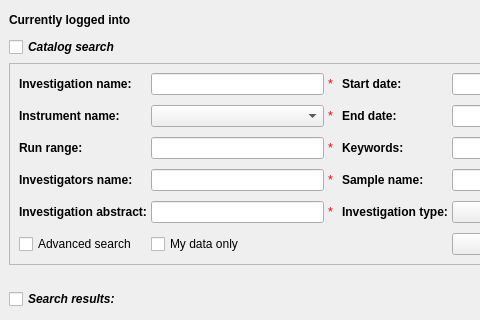
Above: Code/Mantid/MantidQt/MantidWidgets/inc/MantidQtMantidWidgets/ICatSearch2.ui from mantidproject/mantid before the change; both pictures show x 0 to 480 and y 0 to 320 of the 681 by 945 pixel window. Below: the same form after it.
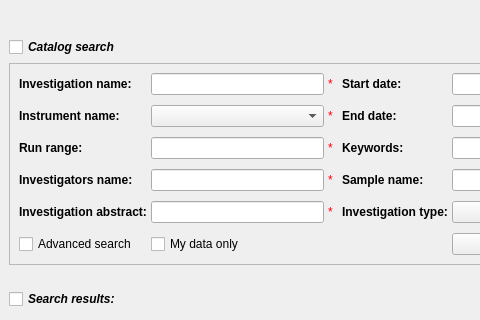
That is the form after the change.

Commit message:
Added validation to GUI. Refs #7637.
- Removed useless label from GUI.
- Added relevant label to inform user of the catalog they're logged into. The label is also used for error message if they are not logged into ICAT rather than re-opening a login dialog.
- Enabled header to calendar.

The edit to the form file:
```diff
--- a/Code/Mantid/MantidQt/MantidWidgets/inc/MantidQtMantidWidgets/ICatSearch2.ui
+++ b/Code/Mantid/MantidQt/MantidWidgets/inc/MantidQtMantidWidgets/ICatSearch2.ui
@@ -635,19 +635,6 @@
      </item>
      <item row="0" column="0">
       <layout class="QHBoxLayout" name="headerGrid">
-       <item>
-        <widget class="QLabel" name="loggedInto">
-         <property name="font">
-          <font>
-           <weight>75</weight>
-           <bold>true</bold>
-          </font>
-         </property>
-         <property name="text">
-          <string>Currently logged into</string>
-         </property>
-        </widget>
-       </item>
        <item>
         <widget class="QLabel" name="facilityName">
          <property name="font">
```
The commit also changes 3 other files.
